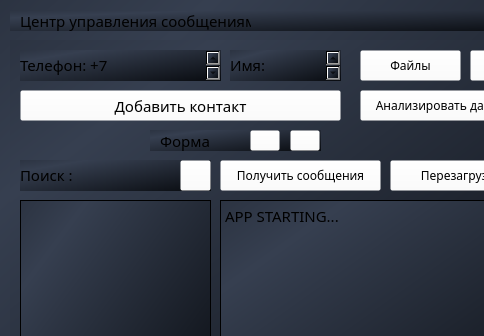
The window that main.ui (vlkardakov/SmsToolsWithPySide) describes before a commit, drawn with Qt 5; both pictures show x 0 to 484 and y 0 to 336 of the 600 by 530 pixel window.
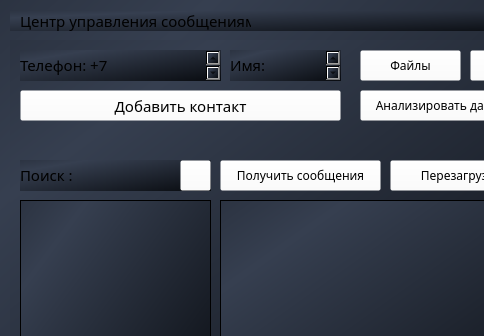
The same window after the commit. Icons and pictures are not drawn.

Diff of the .ui file:
```diff
--- a/main.ui
+++ b/main.ui
@@ -267,7 +267,7 @@
 li.unchecked::marker { content: &quot;\2610&quot;; }
 li.checked::marker { content: &quot;\2612&quot;; }
 &lt;/style&gt;&lt;/head&gt;&lt;body style=&quot; font-family:'Grammatica'; font-size:11pt; font-weight:400; font-style:normal;&quot;&gt;
-&lt;p style=&quot; margin-top:0px; margin-bottom:0px; margin-left:0px; margin-right:0px; -qt-block-indent:0; text-indent:0px;&quot;&gt;&lt;span style=&quot; font-family:'Gramatica';&quot;&gt;APP STARTING...&lt;/span&gt;&lt;/p&gt;&lt;/body&gt;&lt;/html&gt;</string>
+&lt;p style=&quot;-qt-paragraph-type:empty; margin-top:0px; margin-bottom:0px; margin-left:0px; margin-right:0px; -qt-block-indent:0; text-indent:0px;&quot;&gt;&lt;br /&gt;&lt;/p&gt;&lt;/body&gt;&lt;/html&gt;</string>
      </property>
     </widget>
     <widget class="QPushButton" name="settings">
@@ -456,110 +456,6 @@
        <normaloff>icons/save.svg</normaloff>icons/save.svg</iconset>
      </property>
     </widget>
-    <widget class="QFrame" name="gridFrame_2">
-     <property name="geometry">
-      <rect>
-       <x>140</x>
-       <y>90</y>
-       <width>171</width>
-       <height>21</height>
-      </rect>
-     </property>
-     <property name="styleSheet">
-      <string notr="true">background-color: rgba(255,255,255,20);
-border: 1px solid rgba(255,255,255,40);
-border-radius: 7;
-color: white;
-QPushButton {
-background-color: rgba(255,255,255,30);
-}
-
-QPushButton:hover {
-background-color: rgba(255,255,255,50);
-}
-
-QPushButton:pressed {
-background-color: rgba(255,255,255,80);
-}</string>
-     </property>
-     <widget class="QPushButton" name="closeButton_3">
-      <property name="geometry">
-       <rect>
-        <x>140</x>
-        <y>0</y>
-        <width>30</width>
-        <height>21</height>
-       </rect>
-      </property>
-      <property name="styleSheet">
-       <string notr="true">QPushButton {
-background-color: rgba(255,255,255,20);
-}
-
-QPushButton:hover {
-background-color: rgba(255,10,10,80);
-}
-
-QPushButton:pressed {
-background-color: rgba(255,255,255,80);
-}</string>
-      </property>
-      <property name="text">
-       <string/>
-      </property>
-      <property name="icon">
-       <iconset>
-        <normaloff>icons/close.svg</normaloff>icons/close.svg</iconset>
-      </property>
-     </widget>
-     <widget class="QPushButton" name="minimizeButton_3">
-      <property name="geometry">
-       <rect>
-        <x>100</x>
-        <y>0</y>
-        <width>30</width>
-        <height>21</height>
-       </rect>
-      </property>
-      <property name="styleSheet">
-       <string notr="true">QPushButton {
-background-color: rgba(255,255,255,20);
-}
-
-QPushButton:hover {
-background-color: rgba(30,30,255,80);
-}
-
-QPushButton:pressed {
-background-color: rgba(255,255,255,80);
-}</string>
-      </property>
-      <property name="text">
-       <string/>
-      </property>
-      <property name="icon">
-       <iconset>
-        <normaloff>icons/minimize.svg</normaloff>icons/minimize.svg</iconset>
-      </property>
-     </widget>
-     <widget class="QLabel" name="labeltitle_3">
-      <property name="geometry">
-       <rect>
-        <x>10</x>
-        <y>0</y>
-        <width>91</width>
-        <height>21</height>
-       </rect>
-      </property>
-      <property name="styleSheet">
-       <string notr="true">border: None;
-background-color: rgba(255,255,255,0);</string>
-      </property>
-      <property name="text">
-       <string>&lt;html&gt;&lt;head/&gt;&lt;body&gt;&lt;p&gt;&lt;span style=&quot; font-size:11pt;&quot;&gt;Форма&lt;/span&gt;&lt;/p&gt;&lt;/body&gt;&lt;/html&gt;</string>
-      </property>
-     </widget>
-    </widget>
     <zorder>add_contact</zorder>
     <zorder>display_name</zorder>
     <zorder>display_number</zorder>
```
Left out of the diff: 1 changed line with no effect on the pictures.
